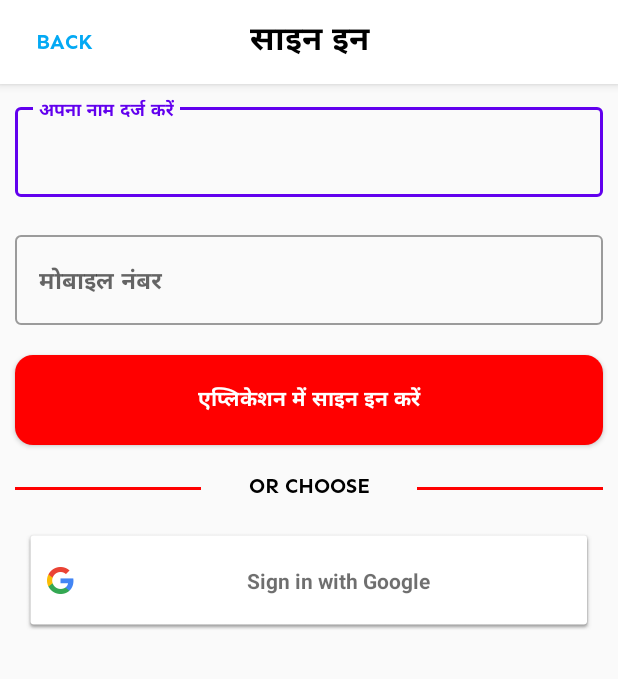
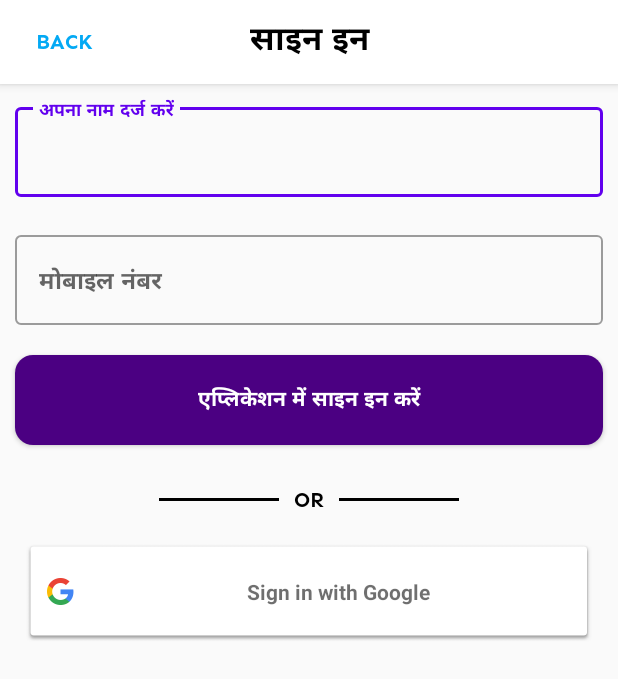
Before and after one commit to SaurabhChandravanshi/Shayari-App, an Android app: the SignupActivity screen opened directly, with no data from a screen before it, on a phone screen of 412 x 824 dp. Shown: the top 679 px of the screen. Run offline under Robolectric (Android 15) with nearby library versions, the phone set to English and light mode, and no system bars; our stand-ins replace Firebase (no records; nobody signed in at launch, a user with empty details on screens opened directly).

Commit message:
Some Design Implementation

```diff
--- a/app/build.gradle
+++ b/app/build.gradle
@@ -44,6 +44,7 @@ dependencies {
     implementation 'com.google.firebase:firebase-auth:20.0.2'
     implementation 'com.google.mlkit:language-id:16.1.1'
     implementation 'com.google.android.gms:play-services-auth:19.0.0'
+
     testImplementation 'junit:junit:4.12'
     androidTestImplementation 'androidx.test.ext:junit:1.1.2'
     androidTestImplementation 'androidx.test.espresso:espresso-core:3.3.0'
--- a/app/src/main/res/drawable/solid__red_round_border.xml
+++ b/app/src/main/res/drawable/solid__round_border.xml
@@ -3,7 +3,7 @@
 <item>
     <shape android:shape="rectangle">
         <corners android:radius="12dp"/>
-        <solid android:color="@color/colorRed"/>
+        <solid android:color="@color/colorIndigo"/>
     </shape>
 </item>
 </selector>
--- a/app/src/main/res/layout/activity_signup.xml
+++ b/app/src/main/res/layout/activity_signup.xml
@@ -62,36 +62,39 @@
         android:textStyle="bold"
         android:textColor="@android:color/white"
         android:fontFamily="@font/sen_bold"
-        android:background="@drawable/solid__red_round_border"
+        android:background="@drawable/solid__round_border"
         android:text="एप्लिकेशन में साइन इन करें"/>
-                <LinearLayout
+                <RelativeLayout
                     android:layout_width="match_parent"
                     android:layout_height="wrap_content"
                     android:weightSum="3"
-                    android:layout_marginTop="8dp"
-                    android:orientation="horizontal">
+                    android:layout_marginTop="15dp">
                     <View
-                        android:layout_width="0dp"
+                        android:layout_width="80dp"
                         android:layout_height="2dp"
-                        android:background="@color/colorRed"
+                        android:layout_toLeftOf="@+id/signup_hor_line_text"
+                        android:background="@android:color/black"
                         android:layout_weight="1"
                         android:layout_margin="10dp"/>
                     <TextView
-                        android:layout_width="0dp"
+                        android:id="@+id/signup_hor_line_text"
+                        android:layout_width="wrap_content"
                         android:layout_height="wrap_content"
                         android:layout_weight="1"
                         android:textAlignment="center"
                         android:gravity="center_horizontal"
+                        android:layout_centerInParent="true"
                         android:textColor="@android:color/black"
                         android:fontFamily="@font/sen_bold"
-                        android:text="OR CHOOSE"/>
+                        android:text="OR"/>
                     <View
-                        android:layout_width="0dp"
+                        android:layout_width="80dp"
                         android:layout_height="2dp"
-                        android:background="@color/colorRed"
+                        android:background="@android:color/black"
                         android:layout_weight="1"
+                        android:layout_toRightOf="@+id/signup_hor_line_text"
                         android:layout_margin="10dp"/>
-                </LinearLayout>
+                </RelativeLayout>
                 <com.google.android.gms.common.SignInButton
                     android:id="@+id/signup_google_sign_in_button"
                     android:layout_width="match_parent"
@@ -149,7 +152,7 @@
                     android:textStyle="bold"
                     android:textColor="@android:color/white"
                     android:fontFamily="@font/sen_bold"
-                    android:background="@drawable/solid__red_round_border"
+                    android:background="@drawable/solid__round_border"
                     android:text="ओटीपी सत्यापित करेंं"/>
 
                 <TextView
--- a/app/src/main/res/layout/fragment_public.xml
+++ b/app/src/main/res/layout/fragment_public.xml
@@ -59,7 +59,7 @@
                     android:textColor="@android:color/white"
                     android:onClick="openSignIn"
                     android:fontFamily="@font/sen_bold"
-                    android:background="@drawable/solid__red_round_border"
+                    android:background="@drawable/solid__round_border"
                     android:text="एप्लिकेशन में साइन इन करें"/>
             </LinearLayout>
         </FrameLayout>
--- a/app/src/main/res/values/colors.xml
+++ b/app/src/main/res/values/colors.xml
@@ -4,6 +4,7 @@
     <color name="colorPrimaryDark">#000000</color>
     <color name="colorAccent">#03A9F4</color>
     <color name="colorRed">#FF0000</color>
+    <color name="colorIndigo">#4B0082</color>
     <color name="color1">#F44336</color>
     <color name="color2">#E91E63</color>
     <color name="color3">#9C27B0</color>
--- a/app/src/main/res/values/strings.xml
+++ b/app/src/main/res/values/strings.xml
@@ -1,4 +1,6 @@
 <resources>
     <string name="app_name">Shayari Book</string>
     <string name="shayari_recycler_banner">ca-app-pub-9546107720770258/7413308164</string>
+    <string name="facebook_app_id">446230723079036</string>
+    <string name="fb_login_protocol_scheme">fb446230723079036</string>
 </resources>
```
Also changed, not shown: app/src/main/AndroidManifest.xml (+16 -0 lines).
